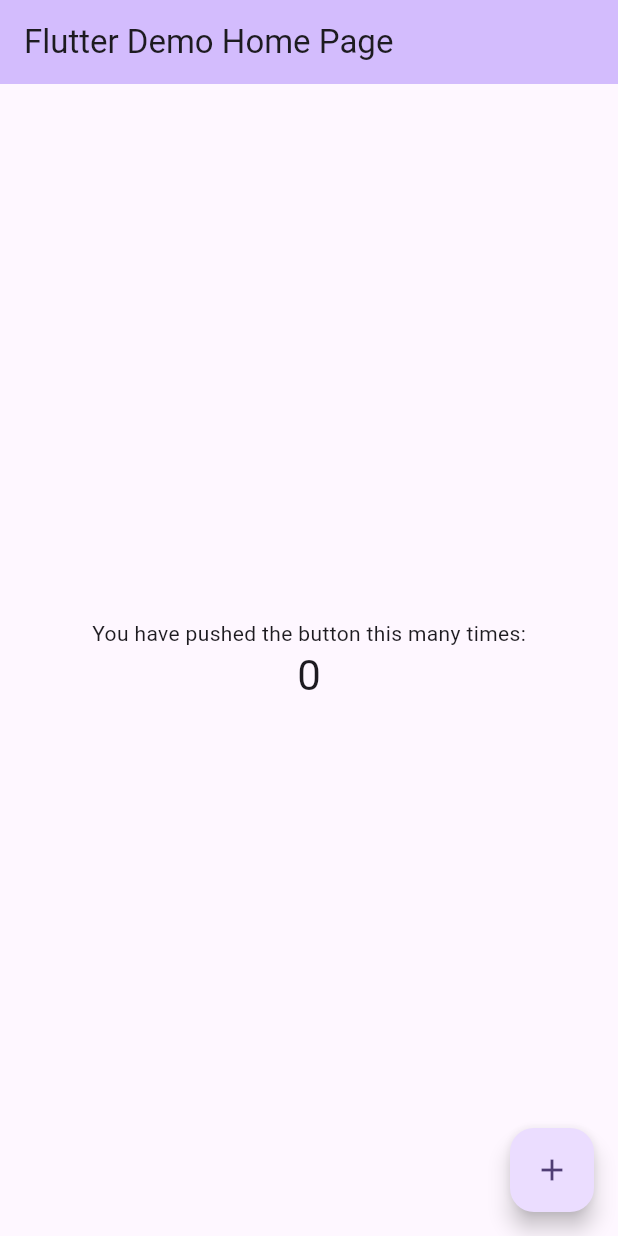
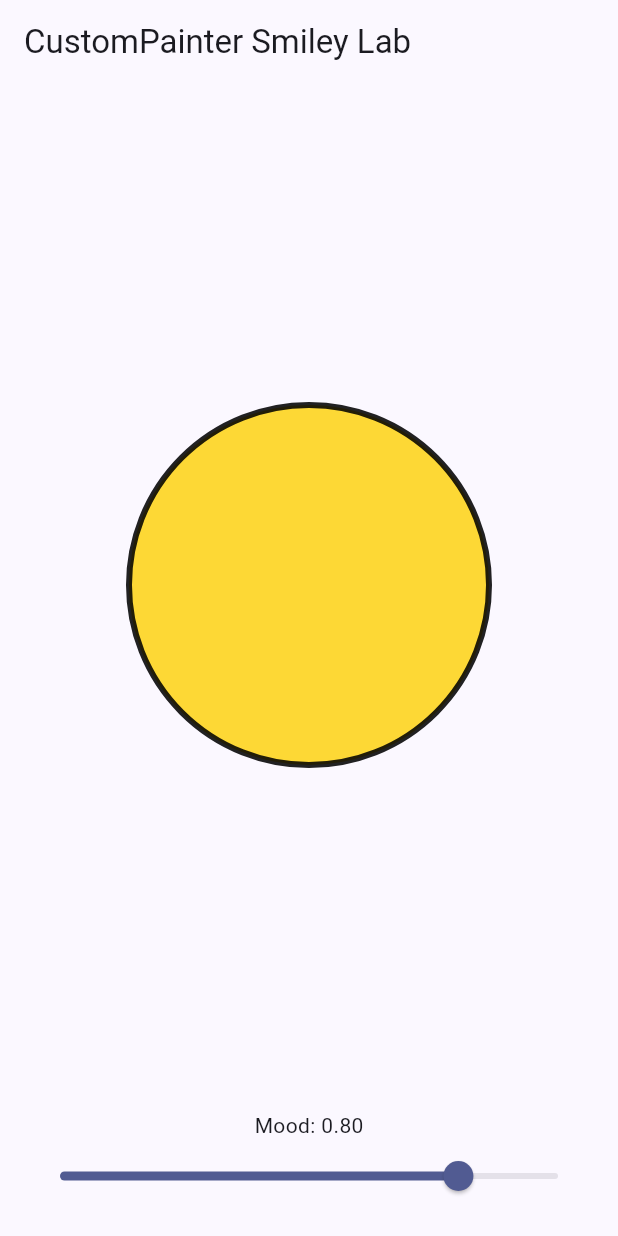
Before and after one commit to clarenceli00/inclass06-MAD, a Flutter app: the screen it shows after launch, on a phone screen of 412 x 824 dp. Run offline on Flutter 3.47's test engine with Material 3 defaults, Android fonts, the phone set to English and light mode, and no system bars.

Commit message:
Initial main.dart

```diff
--- a/lib/main.dart
+++ b/lib/main.dart
@@ -1,122 +1,96 @@
+// In-Class Activity 06 — Drawing with Flutter
+// Student: Clarence Li
+// Date: September 26, 2026
+
 import 'package:flutter/material.dart';
 
-void main() {
-  runApp(const MyApp());
-}
+void main() => runApp(const SmileyApp());
 
-class MyApp extends StatelessWidget {
-  const MyApp({super.key});
+class SmileyApp extends StatelessWidget {
+  const SmileyApp({super.key});
 
-  // This widget is the root of your application.
   @override
   Widget build(BuildContext context) {
     return MaterialApp(
-      title: 'Flutter Demo',
+      title: 'Smiley Painter Lab',
+      debugShowCheckedModeBanner: false,
       theme: ThemeData(
-        // This is the theme of your application.
-        //
-        // TRY THIS: Try running your application with "flutter run". You'll see
-        // the application has a purple toolbar. Then, without quitting the app,
-        // try changing the seedColor in the colorScheme below to Colors.green
-        // and then invoke "hot reload" (save your changes or press the "hot
-        // reload" button in a Flutter-supported IDE, or press "r" if you used
-        // the command line to start the app).
-        //
-        // Notice that the counter didn't reset back to zero; the application
-        // state is not lost during the reload. To reset the state, use hot
-        // restart instead.
-        //
-        // This works for code too, not just values: Most code changes can be
-        // tested with just a hot reload.
-        colorScheme: .fromSeed(seedColor: Colors.deepPurple),
+        colorSchemeSeed: Colors.indigo,
+        useMaterial3: true,
       ),
-      home: const MyHomePage(title: 'Flutter Demo Home Page'),
+      home: const DrawingPlayground(),
     );
   }
 }
 
-class MyHomePage extends StatefulWidget {
-  const MyHomePage({super.key, required this.title});
-
-  // This widget is the home page of your application. It is stateful, meaning
-  // that it has a State object (defined below) that contains fields that affect
-  // how it looks.
-
-  // This class is the configuration for the state. It holds the values (in this
-  // case the title) provided by the parent (in this case the App widget) and
-  // used by the build method of the State. Fields in a Widget subclass are
-  // always marked "final".
-
-  final String title;
+class DrawingPlayground extends StatefulWidget {
+  const DrawingPlayground({super.key});
 
   @override
-  State<MyHomePage> createState() => _MyHomePageState();
+  State<DrawingPlayground> createState() => _DrawingPlaygroundState();
 }
 
-class _MyHomePageState extends State<MyHomePage> {
-  int _counter = 0;
-
-  void _incrementCounter() {
-    setState(() {
-      // This call to setState tells the Flutter framework that something has
-      // changed in this State, which causes it to rerun the build method below
-      // so that the display can reflect the updated values. If we changed
-      // _counter without calling setState(), then the build method would not be
-      // called again, and so nothing would appear to happen.
-      _counter++;
-    });
-  }
+class _DrawingPlaygroundState extends State<DrawingPlayground> {
+  // Drawing "state" — changing these + setState() triggers shouldRepaint
+  double mood = 0.8; // 0.0 sad → 1.0 happy
 
   @override
   Widget build(BuildContext context) {
-    // This method is rerun every time setState is called, for instance as done
-    // by the _incrementCounter method above.
-    //
-    // The Flutter framework has been optimized to make rerunning build methods
-    // fast, so that you can just rebuild anything that needs updating rather
-    // than having to individually change instances of widgets.
     return Scaffold(
-      appBar: AppBar(
-        // TRY THIS: Try changing the color here to a specific color (to
-        // Colors.amber, perhaps?) and trigger a hot reload to see the AppBar
-        // change color while the other colors stay the same.
-        backgroundColor: Theme.of(context).colorScheme.inversePrimary,
-        // Here we take the value from the MyHomePage object that was created by
-        // the App.build method, and use it to set our appbar title.
-        title: Text(widget.title),
+      appBar: AppBar(title: const Text('CustomPainter Smiley Lab')),
+      body: Column(
+        children: [
+          Expanded(
+            child: Center(
+              child: CustomPaint(
+                size: const Size(300, 300),
+                painter: SmileyPainter(mood: mood),
               ),
-      body: Center(
-        // Center is a layout widget. It takes a single child and positions it
-        // in the middle of the parent.
+            ),
+          ),
+          Padding(
+            padding: const EdgeInsets.all(16),
             child: Column(
-          // Column is also a layout widget. It takes a list of children and
-          // arranges them vertically. By default, it sizes itself to fit its
-          // children horizontally, and tries to be as tall as its parent.
-          //
-          // Column has various properties to control how it sizes itself and
-          // how it positions its children. Here we use mainAxisAlignment to
-          // center the children vertically; the main axis here is the vertical
-          // axis because Columns are vertical (the cross axis would be
-          // horizontal).
-          //
-          // TRY THIS: Invoke "debug painting" (choose the "Toggle Debug Paint"
-          // action in the IDE, or press "p" in the console), to see the
-          // wireframe for each widget.
-          mainAxisAlignment: .center,
               children: [
-            const Text('You have pushed the button this many times:'),
-            Text(
-              '$_counter',
-              style: Theme.of(context).textTheme.headlineMedium,
+                Text('Mood: ${mood.toStringAsFixed(2)}'),
+                Slider(
+                  value: mood,
+                  onChanged: (double v) => setState(() => mood = v),
                 ),
               ],
             ),
           ),
-      floatingActionButton: FloatingActionButton(
-        onPressed: _incrementCounter,
-        tooltip: 'Increment',
-        child: const Icon(Icons.add),
+        ],
       ),
     );
   }
 }
+
+class SmileyPainter extends CustomPainter {
+  SmileyPainter({required this.mood});
+  final double mood;
+
+  @override
+  void paint(Canvas canvas, Size size) {
+    // Modules 2–3: add eyes and mouth here. Base every position on size, center, or radius.
+    final center = Offset(size.width / 2, size.height / 2);
+    final radius = size.shortestSide * 0.4;
+
+    final facePaint = Paint()
+      ..color = Colors.yellow.shade600
+      ..style = PaintingStyle.fill;
+
+    canvas.drawCircle(center, radius, facePaint);
+
+    final border = Paint()
+      ..color = Colors.black87
+      ..style = PaintingStyle.stroke
+      ..strokeWidth = 4;
+    canvas.drawCircle(center, radius, border);
+  }
+
+  @override
+  bool shouldRepaint(covariant SmileyPainter oldDelegate) {
+    return oldDelegate.mood != mood;
+  }
+}
```
Lines whose indentation alone changed are shown as unchanged.
